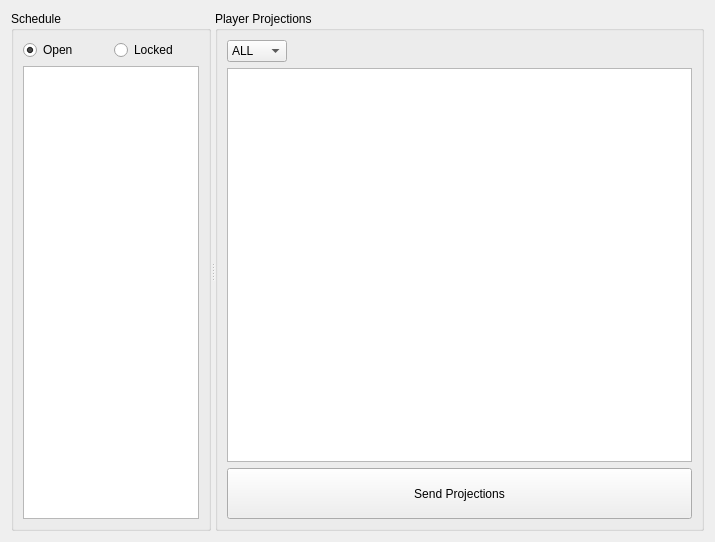
Old version of the form cute-fantasy/currentweekwidget.ui in the repository protoblock/protoblock.
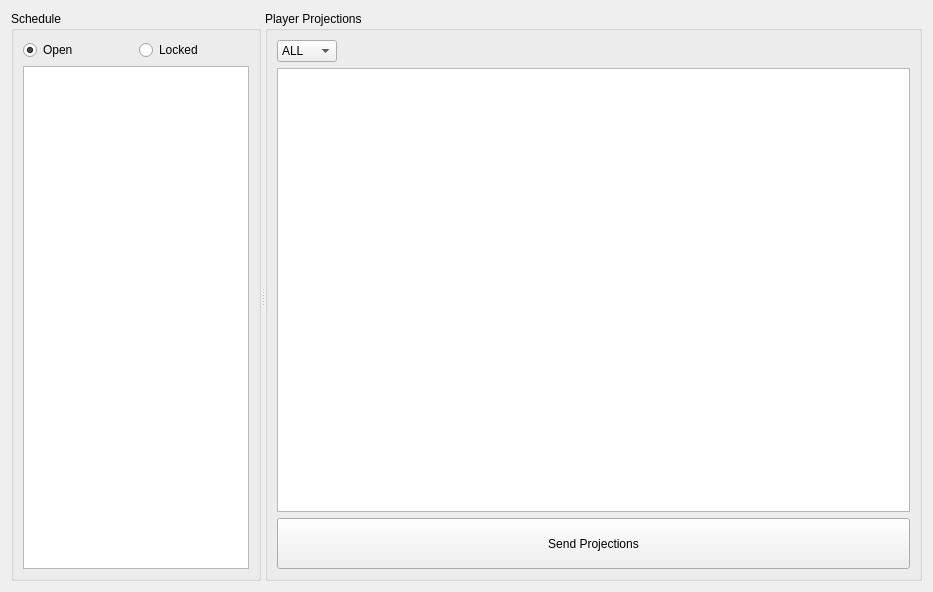
New version of the form.

Diff of the .ui file:
```diff
--- a/cute-fantasy/currentweekwidget.ui
+++ b/cute-fantasy/currentweekwidget.ui
@@ -6,8 +6,8 @@
    <rect>
     <x>0</x>
     <y>0</y>
-    <width>715</width>
-    <height>542</height>
+    <width>933</width>
+    <height>592</height>
    </rect>
   </property>
   <property name="windowTitle">
@@ -22,7 +22,7 @@
      <widget class="QGroupBox" name="groupBox">
       <property name="maximumSize">
        <size>
-        <width>200</width>
+        <width>250</width>
         <height>16777215</height>
        </size>
       </property>
@@ -54,6 +54,12 @@
        </item>
        <item row="1" column="0" colspan="2">
         <widget class="QListView" name="myGamesListView">
+         <property name="sizePolicy">
+          <sizepolicy hsizetype="Preferred" vsizetype="Preferred">
+           <horstretch>0</horstretch>
+           <verstretch>0</verstretch>
+          </sizepolicy>
+         </property>
          <property name="font">
           <font>
            <family>Segoe UI</family>
```
